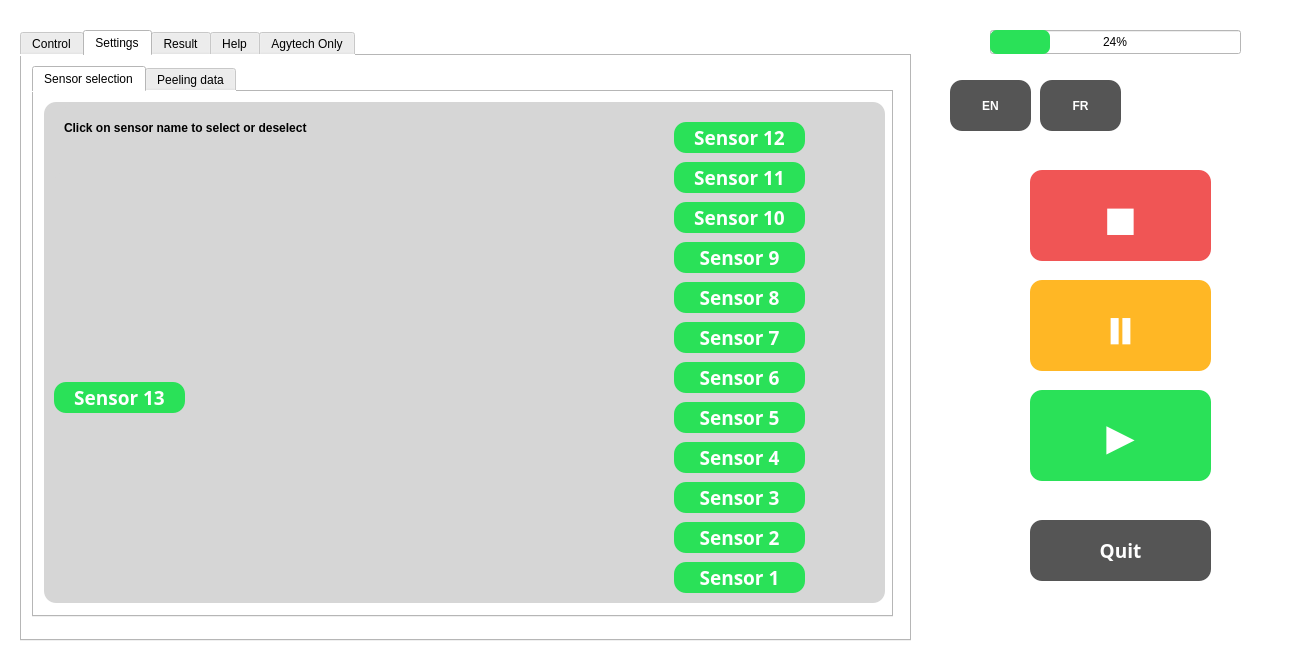
This is main/template/IHM.ui in thetintin1000/peel-test-compiled as Qt 5 draws it before an edit. The edited form follows.
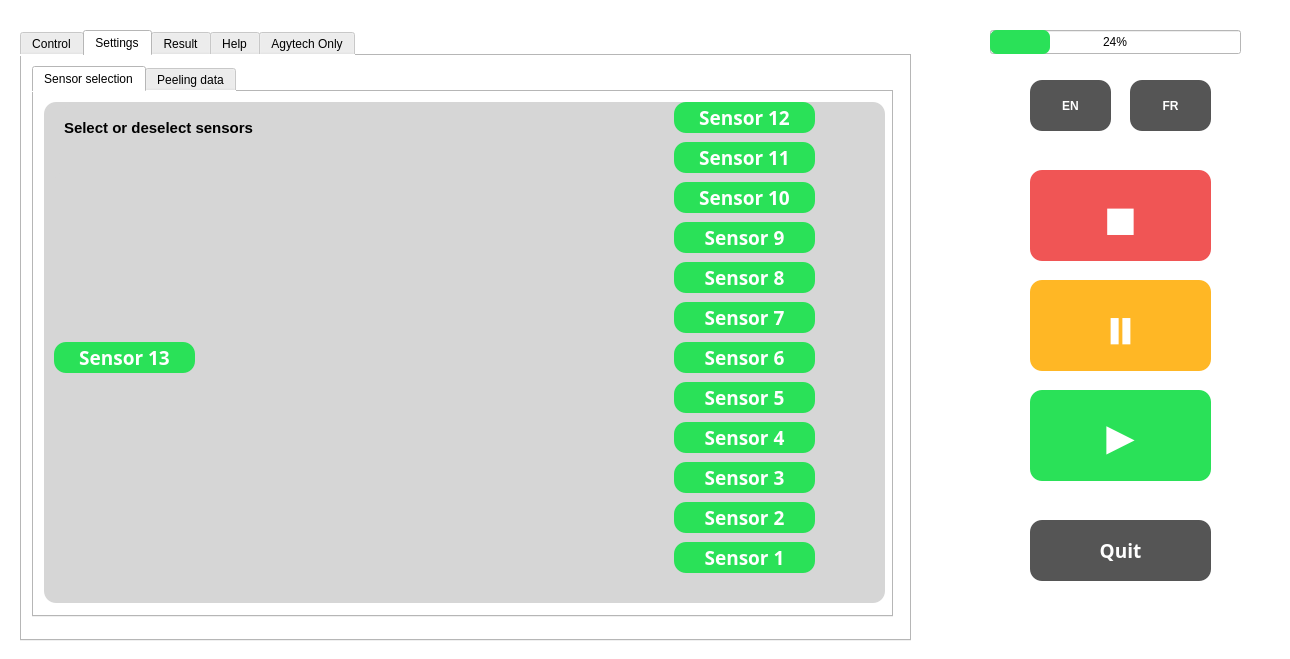
This is the edited form. The open tabs and pages were chosen to show the change. Icons and pictures are not drawn.

```diff
--- a/main/template/IHM.ui
+++ b/main/template/IHM.ui
@@ -211,16 +211,23 @@
          <rect>
           <x>20</x>
           <y>0</y>
-          <width>481</width>
+          <width>611</width>
           <height>51</height>
          </rect>
         </property>
+        <property name="font">
+         <font>
+          <pointsize>11</pointsize>
+          <weight>75</weight>
+          <bold>true</bold>
+         </font>
+        </property>
         <property name="styleSheet">
          <string notr="true">color: black;
 font-weight: bold;</string>
         </property>
         <property name="text">
-         <string>Click on sensor name to select or deselect</string>
+         <string>Select or deselect sensors</string>
         </property>
        </widget>
        <widget class="QLabel" name="label_16">
@@ -246,8 +253,8 @@
         <property name="geometry">
          <rect>
           <x>630</x>
-          <y>20</y>
-          <width>131</width>
+          <y>0</y>
+          <width>141</width>
           <height>31</height>
          </rect>
         </property>
@@ -280,8 +287,8 @@
         <property name="geometry">
          <rect>
           <x>630</x>
-          <y>60</y>
-          <width>131</width>
+          <y>40</y>
+          <width>141</width>
           <height>31</height>
          </rect>
         </property>
@@ -314,8 +321,8 @@
         <property name="geometry">
          <rect>
           <x>630</x>
-          <y>100</y>
-          <width>131</width>
+          <y>80</y>
+          <width>141</width>
           <height>31</height>
          </rect>
         </property>
@@ -348,8 +355,8 @@
         <property name="geometry">
          <rect>
           <x>630</x>
-          <y>140</y>
-          <width>131</width>
+          <y>120</y>
+          <width>141</width>
           <height>31</height>
          </rect>
         </property>
@@ -382,8 +389,8 @@
         <property name="geometry">
          <rect>
           <x>630</x>
-          <y>180</y>
-          <width>131</width>
+          <y>160</y>
+          <width>141</width>
           <height>31</height>
          </rect>
         </property>
@@ -416,8 +423,8 @@
         <property name="geometry">
          <rect>
           <x>630</x>
-          <y>220</y>
-          <width>131</width>
+          <y>200</y>
+          <width>141</width>
           <height>31</height>
          </rect>
         </property>
@@ -450,8 +457,8 @@
         <property name="geometry">
          <rect>
           <x>630</x>
-          <y>260</y>
-          <width>131</width>
+          <y>240</y>
+          <width>141</width>
           <height>31</height>
          </rect>
         </property>
@@ -484,8 +491,8 @@
         <property name="geometry">
          <rect>
           <x>630</x>
-          <y>300</y>
-          <width>131</width>
+          <y>280</y>
+          <width>141</width>
           <height>31</height>
          </rect>
         </property>
@@ -518,8 +525,8 @@
         <property name="geometry">
          <rect>
           <x>630</x>
-          <y>340</y>
-          <width>131</width>
+          <y>320</y>
+          <width>141</width>
           <height>31</height>
          </rect>
         </property>
@@ -552,8 +559,8 @@
         <property name="geometry">
          <rect>
           <x>630</x>
-          <y>380</y>
-          <width>131</width>
+          <y>360</y>
+          <width>141</width>
           <height>31</height>
          </rect>
         </property>
@@ -586,8 +593,8 @@
         <property name="geometry">
          <rect>
           <x>630</x>
-          <y>420</y>
-          <width>131</width>
+          <y>400</y>
+          <width>141</width>
           <height>31</height>
          </rect>
         </property>
@@ -620,8 +627,8 @@
         <property name="geometry">
          <rect>
           <x>630</x>
-          <y>460</y>
-          <width>131</width>
+          <y>440</y>
+          <width>141</width>
           <height>31</height>
          </rect>
         </property>
@@ -654,8 +661,8 @@
         <property name="geometry">
          <rect>
           <x>10</x>
-          <y>280</y>
-          <width>131</width>
+          <y>240</y>
+          <width>141</width>
           <height>31</height>
          </rect>
         </property>
@@ -1925,7 +1932,7 @@
   <widget class="QPushButton" name="pushEnglish">
    <property name="geometry">
     <rect>
-     <x>950</x>
+     <x>1030</x>
      <y>80</y>
      <width>81</width>
      <height>51</height>
@@ -1958,7 +1965,7 @@
   <widget class="QPushButton" name="pushFrancais">
    <property name="geometry">
     <rect>
-     <x>1040</x>
+     <x>1130</x>
      <y>80</y>
      <width>81</width>
      <height>51</height>
```
Left out of the diff: 115 changed lines with no effect on the pictures.
